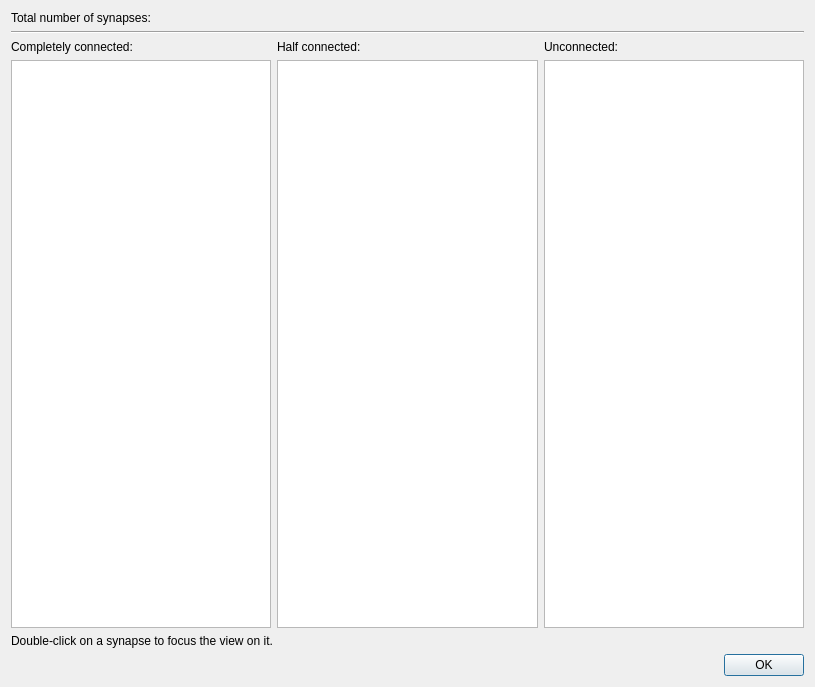
Above: App/Dialogs/ConnectionCount/ConnectionCountDialog.ui from FelixdelasPozas/EspINA before the change. Below: the same form after it.
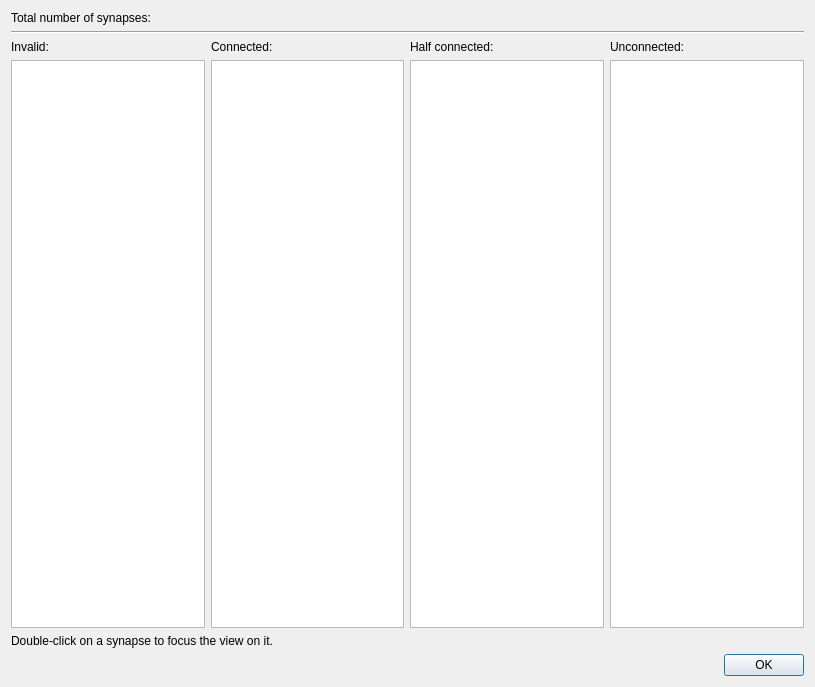
That is the form after the change. Icons and pictures are not drawn.

Commit message: Added an aditional column in ConnetionCountDialog to separate erroneously connected synapses from fully connected.

```diff
--- a/App/Dialogs/ConnectionCount/ConnectionCountDialog.ui
+++ b/App/Dialogs/ConnectionCount/ConnectionCountDialog.ui
@@ -45,6 +45,31 @@
    </item>
    <item>
     <layout class="QHBoxLayout" name="horizontalLayout">
+     <item>
+      <layout class="QVBoxLayout" name="m_invalidLayout">
+       <item>
+        <layout class="QHBoxLayout" name="horizontalLayout_6" stretch="0,1">
+         <item>
+          <widget class="QLabel" name="m_invalidTextLabel">
+           <property name="text">
+            <string>Invalid:</string>
+           </property>
+          </widget>
+         </item>
+         <item>
+          <widget class="QLabel" name="m_invalidLabel">
+           <property name="text">
+            <string/>
+           </property>
+          </widget>
+         </item>
+        </layout>
+       </item>
+       <item>
+        <widget class="QListWidget" name="m_invalidList"/>
+       </item>
+      </layout>
+     </item>
      <item>
       <layout class="QVBoxLayout" name="verticalLayout_2">
        <item>
@@ -52,7 +77,7 @@
          <item>
           <widget class="QLabel" name="label_2">
            <property name="text">
-            <string>Completely connected:</string>
+            <string>Connected:</string>
            </property>
           </widget>
          </item>
```
The commit also changes 2 other files.
